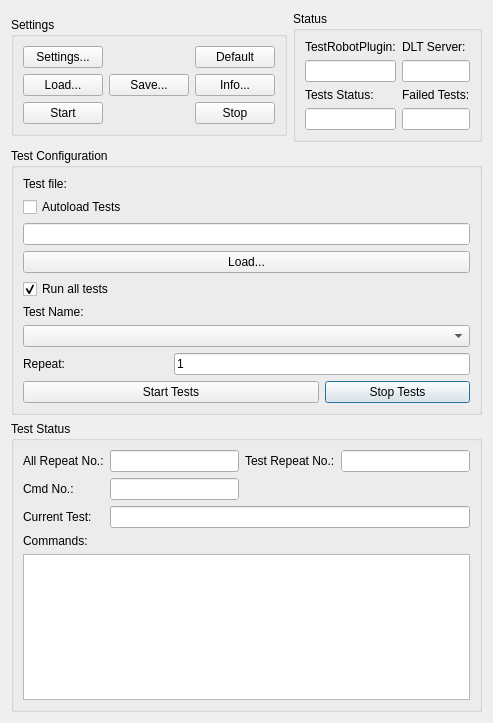
This is dialog.ui in HugoCunha/DLTTestRobot as Qt 5 draws it before an edit. The edited form follows.
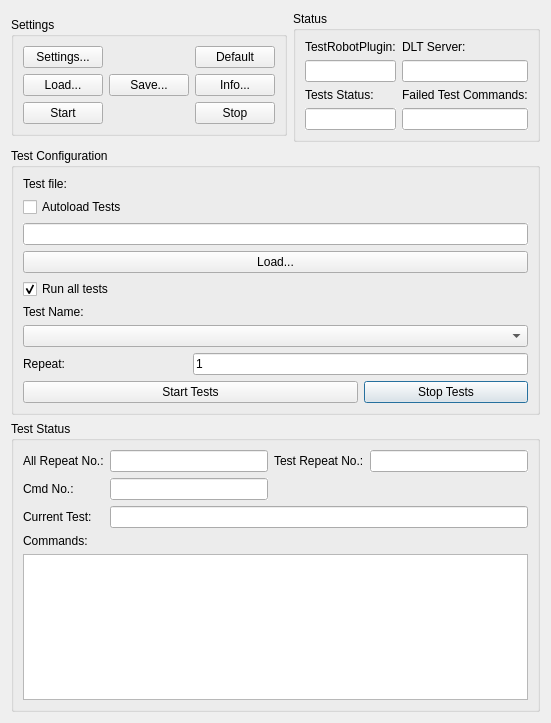
This is the edited form.

Commit message: New command: test fail next|continue|stop

Patch:
```diff
--- a/dialog.ui
+++ b/dialog.ui
@@ -6,7 +6,7 @@
    <rect>
     <x>0</x>
     <y>0</y>
-    <width>486</width>
+    <width>490</width>
     <height>723</height>
    </rect>
   </property>
@@ -94,7 +94,7 @@
       <item row="2" column="1">
        <widget class="QLabel" name="label_9">
         <property name="text">
-         <string>Failed Tests:</string>
+         <string>Failed Test Commands:</string>
         </property>
        </widget>
       </item>
```
The commit also changes 4 other files.
